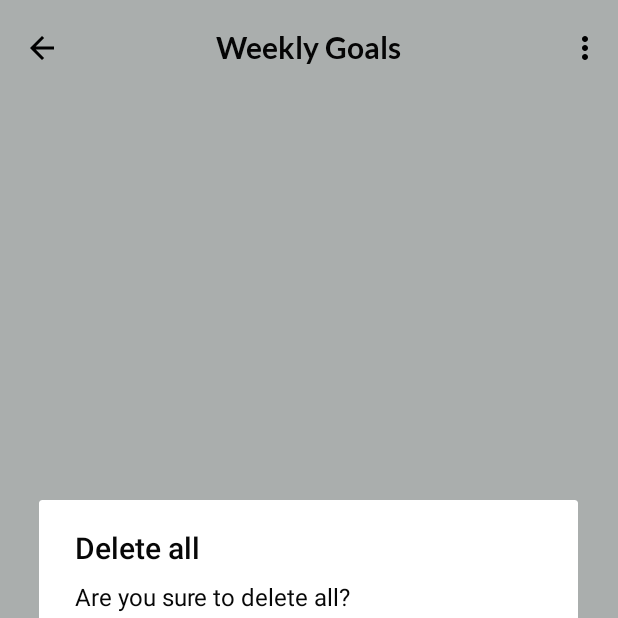
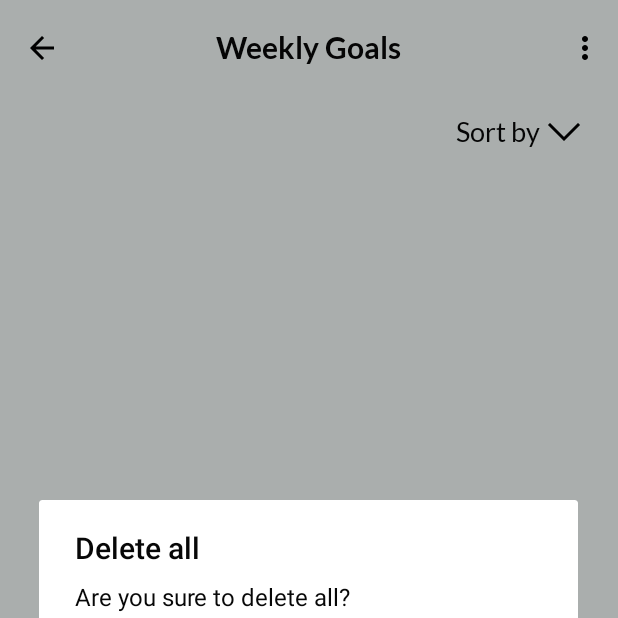
Before and after one commit to nyanishinde/Karya, an Android app: the WeeklyGoals screen opened directly, with no data from a screen before it, in the options menu, after a tap on "Delete all", on a phone screen of 412 x 824 dp, the top half of it. Run offline under Robolectric (Android 15) with nearby library versions, the phone set to English and light mode, and no system bars.

Commit message:
Added sortby frontEnd

```diff
--- a/app/src/main/res/layout/activity_weekly_goals.xml
+++ b/app/src/main/res/layout/activity_weekly_goals.xml
@@ -30,6 +30,30 @@
 
     </androidx.appcompat.widget.Toolbar>
 
+    <LinearLayout
+        android:layout_width="wrap_content"
+        android:layout_height="wrap_content"
+        android:orientation="horizontal"
+        android:gravity="center"
+        android:layout_marginTop="8dp"
+        android:layout_marginEnd="20dp"
+        app:layout_constraintEnd_toEndOf="parent"
+        app:layout_constraintTop_toBottomOf="@id/toolbarWeeklyGoals">
+
+        <TextView
+            android:layout_width="wrap_content"
+            android:layout_height="wrap_content"
+            android:text="@string/sort_by"
+            android:textSize="18sp"
+            android:textColor="@color/text_light"
+            android:fontFamily="@font/lato_regular"/>
+        <ImageView
+            android:layout_width="32dp"
+            android:layout_height="32dp"
+            android:src="@drawable/arrow_down4x"/>
+
+    </LinearLayout>
+
 
 
 </androidx.constraintlayout.widget.ConstraintLayout>
--- a/app/src/main/res/values/strings.xml
+++ b/app/src/main/res/values/strings.xml
@@ -22,4 +22,5 @@
 
     <string name="Delete_all">Delete all</string>
     <string name="Mark_all_completed">Mark all completed</string>
+    <string name="sort_by">Sort by</string>
 </resources>
```
Also changed, not shown: app/src/main/res/drawable/arrow_down4x.png (added).
